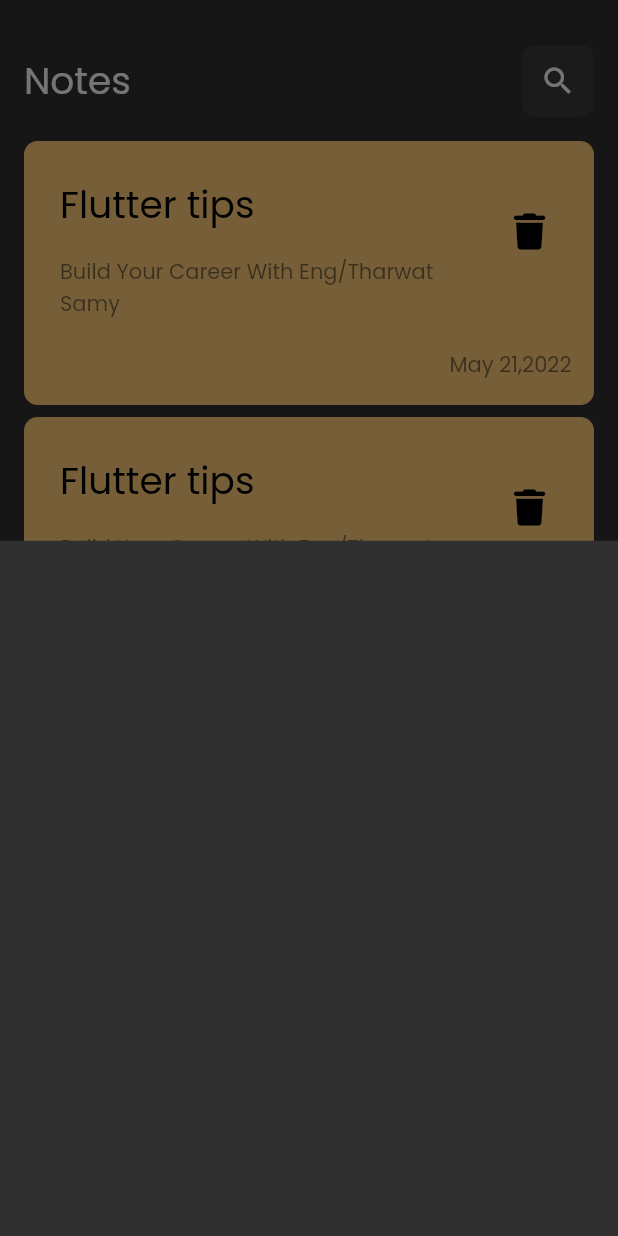
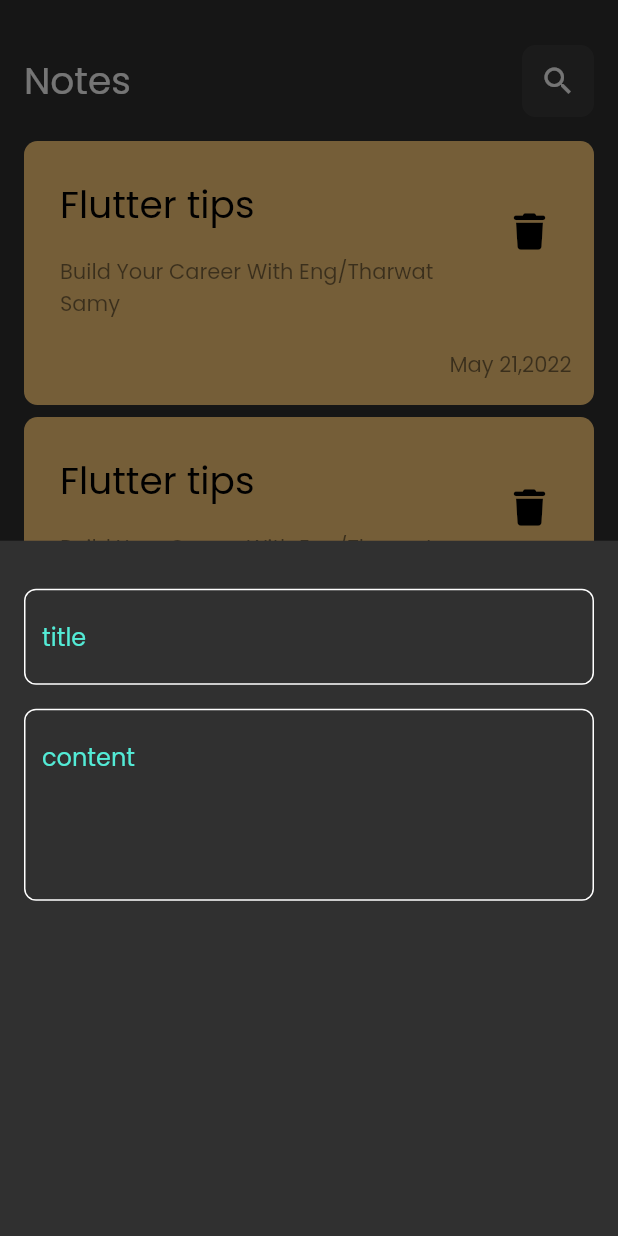
Before and after one commit to mohamedgalalelhamrawy/notes_app, a Flutter app: the screen it shows after launch, after a tap on the "add" icon, on a phone screen of 412 x 824 dp. Run offline on Flutter 3.47's test engine with Material 2 defaults, Android fonts, the phone set to English and light mode, and no system bars; our stand-ins replace font_awesome_flutter.

Commit message:
create text field and add fields to note bottom sheet

```diff
--- /dev/null
+++ b/lib/constants/constants.dart
@@ -0,0 +1,4 @@
+
+import 'package:flutter/animation.dart';
+
+const kprimarycolor =  Color(0xff53EBD6);
--- a/lib/views/notes_app.dart
+++ b/lib/views/notes_app.dart
@@ -9,7 +9,9 @@ class notesView extends StatelessWidget {
   @override
   Widget build(BuildContext context) {
     return Scaffold(
-      floatingActionButton: FloatingActionButton(onPressed: () {
+      floatingActionButton: FloatingActionButton(
+        shape: RoundedRectangleBorder(borderRadius: BorderRadius.circular(16)),
+        onPressed: () {
         showModalBottomSheet(context: context, builder: ((context) {
           return const AddmodalBottomSheet();
         }));
--- a/lib/widgets/addmodalbottomsheet.dart
+++ b/lib/widgets/addmodalbottomsheet.dart
@@ -1,10 +1,23 @@
 import 'package:flutter/material.dart';
+import 'package:notes_app/widgets/custom_textfield.dart';
 
 class AddmodalBottomSheet extends StatelessWidget {
   const AddmodalBottomSheet({super.key});
 
   @override
   Widget build(BuildContext context) {
-    return Container();
+    return Padding(
+      padding: const EdgeInsets.symmetric(horizontal: 16),
+      child: Column(
+          children: const [
+            SizedBox(height: 32,),
+           customtextfield(hint: "title"),
+           SizedBox( height:16 ,),
+           customtextfield(hint: "content",
+           maxline: 4,
+           )
+          ],
+      ),
+    );
   }
 }
--- /dev/null
+++ b/lib/widgets/custom_textfield.dart
@@ -0,0 +1,28 @@
+import 'package:flutter/material.dart';
+
+import '../constants/constants.dart';
+
+class customtextfield extends StatelessWidget {
+  const customtextfield({required this.hint,this.maxline = 1});
+    final String hint;
+    final int maxline;
+  @override
+  Widget build(BuildContext context) {
+    return  TextField(
+              maxLines:maxline,
+              decoration:InputDecoration(
+                hintText: hint,
+                hintStyle: TextStyle(color:kprimarycolor),
+                border: buildBorder(),
+                enabledBorder: buildBorder(),
+                focusedBorder: buildBorder(kprimarycolor)
+              ),
+            ) ;
+  }
+
+  OutlineInputBorder buildBorder([color]) {
+    return OutlineInputBorder(borderRadius: BorderRadius.circular(8),
+              borderSide: BorderSide(color: color??Colors.white, )
+              );
+  }
+}
```
